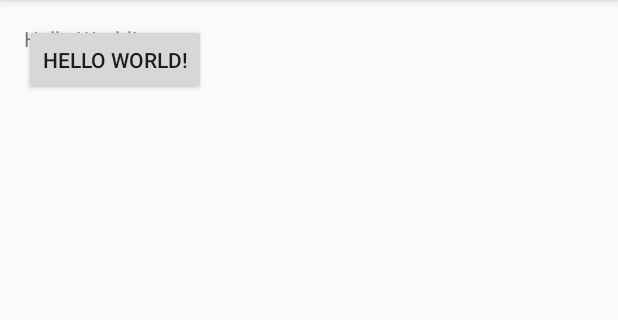
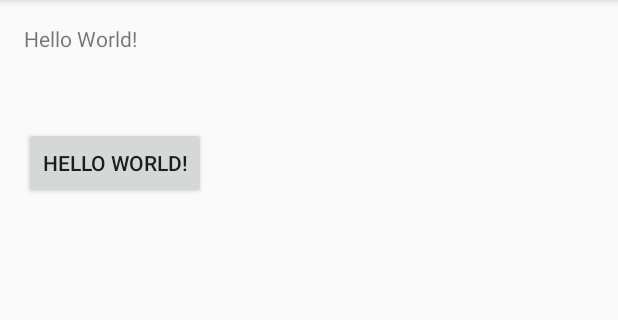
Before and after one commit to MattFirefly/BranchTest, an Android app: the screen it shows after launch (MainActivity), on a phone screen of 412 x 824 dp, the part 84-404 px from its top. Run offline under Robolectric (Android 15) with nearby library versions, the phone set to English and light mode, and no system bars; 2 statements that could not run were skipped.

Commit message:
1.0版本

```diff
--- a/app/src/main/res/layout/activity_main.xml
+++ b/app/src/main/res/layout/activity_main.xml
@@ -13,7 +13,11 @@
         android:id="@+id/btn_test"
         android:layout_width="wrap_content"
         android:layout_height="wrap_content"
-        android:text="Hello World!" />
+        android:text="Hello World!"
+        android:layout_below="@+id/txt_test"
+        android:layout_alignParentLeft="true"
+        android:layout_alignParentStart="true"
+        android:layout_marginTop="49dp" />
     <TextView
         android:id="@+id/txt_test"
         android:layout_width="wrap_content"
```
